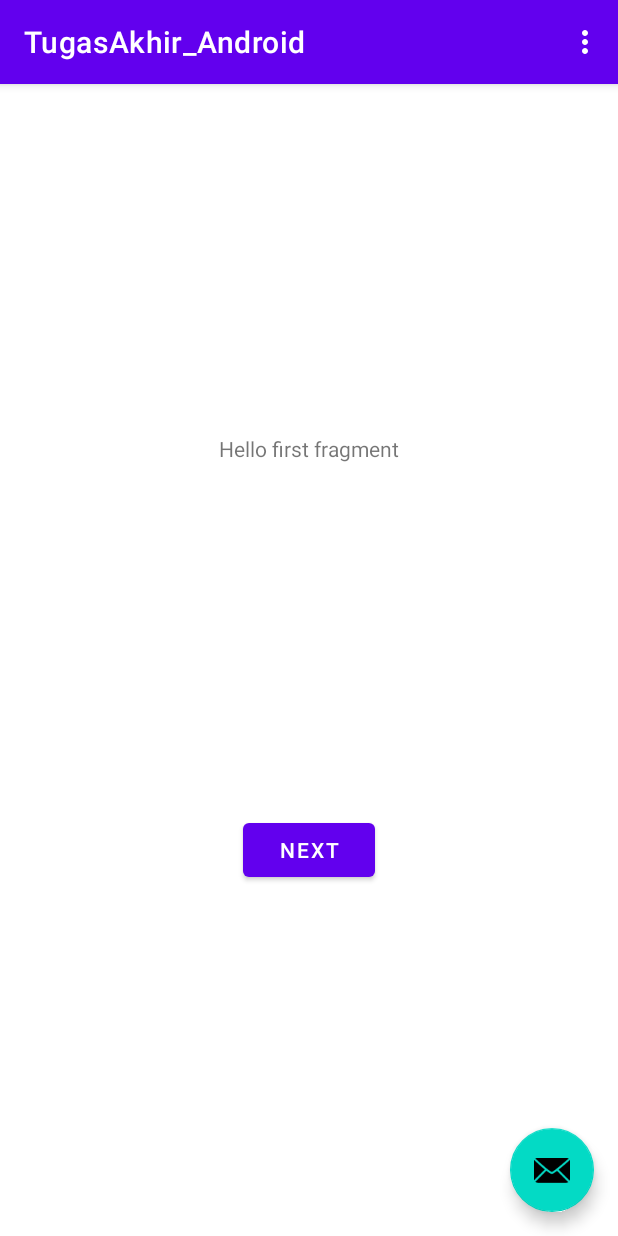
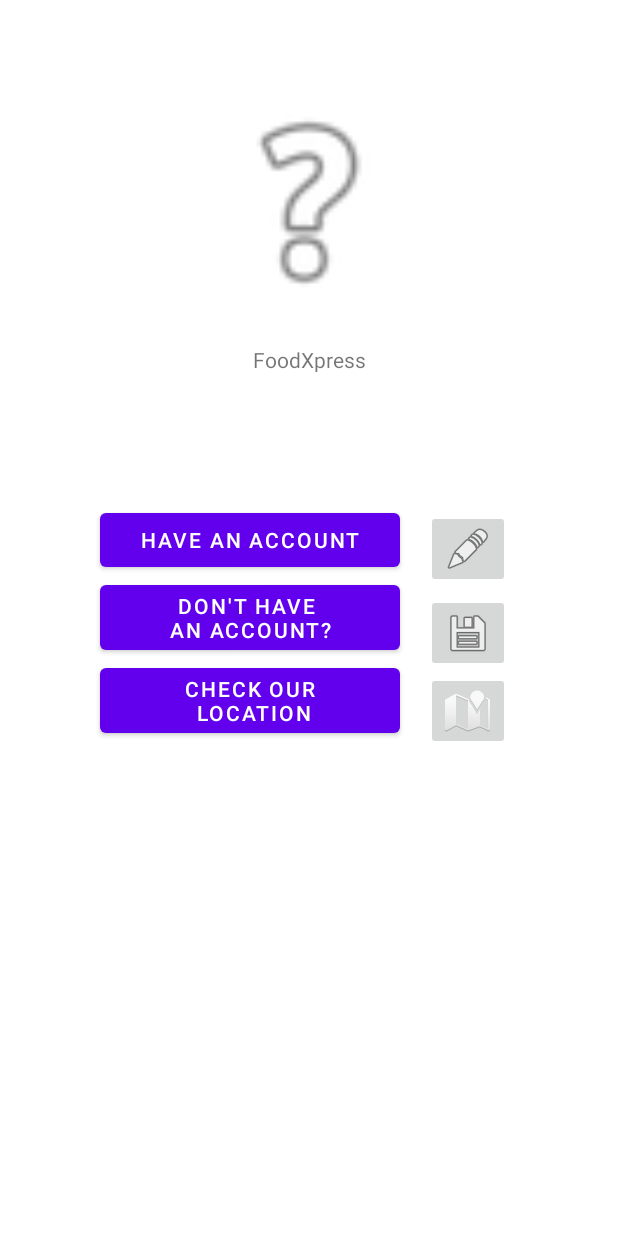
Before and after one commit to dnina99/TugasAkhir_Android, an Android app: the screen it shows after launch (MainActivity), on a phone screen of 412 x 824 dp. Run offline under Robolectric (Android 15) with nearby library versions, the phone set to English and light mode, and no system bars.

Commit message:
layout register, login, main

```diff
--- a/app/src/main/AndroidManifest.xml
+++ b/app/src/main/AndroidManifest.xml
@@ -9,6 +9,8 @@
         android:roundIcon="@mipmap/ic_launcher_round"
         android:supportsRtl="true"
         android:theme="@style/Theme.TugasAkhir_Android">
+        <activity android:name=".LoginActivity"></activity>
+        <activity android:name=".RegisterActivity" />
         <activity
             android:name=".MainActivity"
             android:label="@string/app_name"
--- a/app/src/main/java/umn/ac/id/tugasakhir_android/FirstFragment.java
+++ /dev/null
@@ -1,34 +0,0 @@
-package umn.ac.id.tugasakhir_android;
-
-import android.os.Bundle;
-import android.view.LayoutInflater;
-import android.view.View;
-import android.view.ViewGroup;
-
-import androidx.annotation.NonNull;
-import androidx.fragment.app.Fragment;
-import androidx.navigation.fragment.NavHostFragment;
-
-public class FirstFragment extends Fragment {
-
-    @Override
-    public View onCreateView(
-            LayoutInflater inflater, ViewGroup container,
-            Bundle savedInstanceState
-    ) {
-        // Inflate the layout for this fragment
-        return inflater.inflate(R.layout.fragment_first, container, false);
-    }
-
-    public void onViewCreated(@NonNull View view, Bundle savedInstanceState) {
-        super.onViewCreated(view, savedInstanceState);
-
-        view.findViewById(R.id.button_first).setOnClickListener(new View.OnClickListener() {
-            @Override
-            public void onClick(View view) {
-                NavHostFragment.findNavController(FirstFragment.this)
-                        .navigate(R.id.action_FirstFragment_to_SecondFragment);
-            }
-        });
-    }
-}
--- a/app/src/main/java/umn/ac/id/tugasakhir_android/MainActivity.java
+++ b/app/src/main/java/umn/ac/id/tugasakhir_android/MainActivity.java
@@ -19,38 +19,8 @@ public class MainActivity extends AppCompatActivity {
     protected void onCreate(Bundle savedInstanceState) {
         super.onCreate(savedInstanceState);
         setContentView(R.layout.activity_main);
-        Toolbar toolbar = findViewById(R.id.toolbar);
-        setSupportActionBar(toolbar);
 
-        FloatingActionButton fab = findViewById(R.id.fab);
-        fab.setOnClickListener(new View.OnClickListener() {
-            @Override
-            public void onClick(View view) {
-                Snackbar.make(view, "Replace with your own action", Snackbar.LENGTH_LONG)
-                        .setAction("Action", null).show();
-            }
-        });
     }
 
-    @Override
-    public boolean onCreateOptionsMenu(Menu menu) {
-        // Inflate the menu; this adds items to the action bar if it is present.
-        getMenuInflater().inflate(R.menu.menu_main, menu);
-        return true;
-    }
 
-    @Override
-    public boolean onOptionsItemSelected(MenuItem item) {
-        // Handle action bar item clicks here. The action bar will
-        // automatically handle clicks on the Home/Up button, so long
-        // as you specify a parent activity in AndroidManifest.xml.
-        int id = item.getItemId();
-
-        //noinspection SimplifiableIfStatement
-        if (id == R.id.action_settings) {
-            return true;
-        }
-
-        return super.onOptionsItemSelected(item);
-    }
 }
--- a/app/src/main/res/layout/activity_main.xml
+++ b/app/src/main/res/layout/activity_main.xml
@@ -1,33 +1,89 @@
 <?xml version="1.0" encoding="utf-8"?>
-<androidx.coordinatorlayout.widget.CoordinatorLayout xmlns:android="http://schemas.android.com/apk/res/android"
+<androidx.constraintlayout.widget.ConstraintLayout
+    xmlns:android="http://schemas.android.com/apk/res/android"
     xmlns:app="http://schemas.android.com/apk/res-auto"
     xmlns:tools="http://schemas.android.com/tools"
     android:layout_width="match_parent"
     android:layout_height="match_parent"
     tools:context=".MainActivity">
 
-    <com.google.android.material.appbar.AppBarLayout
-        android:layout_width="match_parent"
+    <Button
+        android:id="@+id/btnRegister"
+        android:layout_width="200dp"
         android:layout_height="wrap_content"
-        android:theme="@style/Theme.TugasAkhir_Android.AppBarOverlay">
+        android:text="Don't Have \nan Account?"
+        app:layout_constraintEnd_toStartOf="@+id/imageRegister"
+        app:layout_constraintHorizontal_bias="0.797"
+        app:layout_constraintStart_toStartOf="parent"
+        app:layout_constraintTop_toBottomOf="@+id/btnLogin" />
 
-        <androidx.appcompat.widget.Toolbar
-            android:id="@+id/toolbar"
-            android:layout_width="match_parent"
-            android:layout_height="?attr/actionBarSize"
-            android:background="?attr/colorPrimary"
-            app:popupTheme="@style/Theme.TugasAkhir_Android.PopupOverlay" />
+    <Button
+        android:id="@+id/btnMap"
+        android:layout_width="200dp"
+        android:layout_height="wrap_content"
+        android:text="Check Our\n Location"
+        app:layout_constraintEnd_toStartOf="@+id/imageMap"
+        app:layout_constraintHorizontal_bias="0.797"
+        app:layout_constraintStart_toStartOf="parent"
+        app:layout_constraintTop_toBottomOf="@+id/btnRegister" />
 
-    </com.google.android.material.appbar.AppBarLayout>
-
-    <include layout="@layout/content_main" />
-
-    <com.google.android.material.floatingactionbutton.FloatingActionButton
-        android:id="@+id/fab"
+    <ImageButton
+        android:id="@+id/imageMap"
         android:layout_width="wrap_content"
         android:layout_height="wrap_content"
-        android:layout_gravity="bottom|end"
-        android:layout_margin="@dimen/fab_margin"
-        app:srcCompat="@android:drawable/ic_dialog_email" />
+        android:layout_marginEnd="72dp"
+        app:layout_constraintEnd_toEndOf="parent"
+        app:layout_constraintTop_toBottomOf="@+id/imageRegister"
+        app:srcCompat="@android:drawable/ic_dialog_map" />
 
-</androidx.coordinatorlayout.widget.CoordinatorLayout>
+    <ImageButton
+        android:id="@+id/imageRegister"
+        android:layout_width="wrap_content"
+        android:layout_height="wrap_content"
+        android:layout_marginTop="4dp"
+        android:layout_marginEnd="72dp"
+        app:layout_constraintEnd_toEndOf="parent"
+        app:layout_constraintTop_toBottomOf="@+id/imageLogin"
+        app:srcCompat="@android:drawable/ic_menu_save" />
+
+    <Button
+        android:id="@+id/btnLogin"
+        android:layout_width="200dp"
+        android:layout_height="wrap_content"
+        android:layout_marginTop="88dp"
+        android:text="Have an Account"
+        app:layout_constraintEnd_toStartOf="@+id/imageLogin"
+        app:layout_constraintHorizontal_bias="0.795"
+        app:layout_constraintStart_toStartOf="parent"
+        app:layout_constraintTop_toBottomOf="@+id/textView2" />
+
+    <ImageButton
+        android:id="@+id/imageLogin"
+        android:layout_width="wrap_content"
+        android:layout_height="wrap_content"
+        android:layout_marginTop="92dp"
+        android:layout_marginEnd="72dp"
+        app:layout_constraintEnd_toEndOf="parent"
+        app:layout_constraintTop_toBottomOf="@+id/textView2"
+        app:srcCompat="@android:drawable/ic_menu_edit" />
+
+    <ImageView
+        android:id="@+id/imageView"
+        android:layout_width="153dp"
+        android:layout_height="150dp"
+        android:layout_marginTop="60dp"
+        app:layout_constraintEnd_toEndOf="parent"
+        app:layout_constraintStart_toStartOf="parent"
+        app:layout_constraintTop_toTopOf="parent"
+        app:srcCompat="@android:drawable/ic_menu_help" />
+
+    <TextView
+        android:id="@+id/textView2"
+        android:layout_width="wrap_content"
+        android:layout_height="18dp"
+        android:layout_marginTop="20dp"
+        android:text="FoodXpress"
+        app:layout_constraintEnd_toEndOf="parent"
+        app:layout_constraintStart_toStartOf="parent"
+        app:layout_constraintTop_toBottomOf="@+id/imageView" />
+</androidx.constraintlayout.widget.ConstraintLayout>
--- a/app/src/main/res/layout/content_main.xml
+++ /dev/null
@@ -1,19 +0,0 @@
-<?xml version="1.0" encoding="utf-8"?>
-<androidx.constraintlayout.widget.ConstraintLayout xmlns:android="http://schemas.android.com/apk/res/android"
-    xmlns:app="http://schemas.android.com/apk/res-auto"
-    android:layout_width="match_parent"
-    android:layout_height="match_parent"
-    app:layout_behavior="@string/appbar_scrolling_view_behavior">
-
-    <fragment
-        android:id="@+id/nav_host_fragment"
-        android:name="androidx.navigation.fragment.NavHostFragment"
-        android:layout_width="0dp"
-        android:layout_height="0dp"
-        app:defaultNavHost="true"
-        app:layout_constraintBottom_toBottomOf="parent"
-        app:layout_constraintLeft_toLeftOf="parent"
-        app:layout_constraintRight_toRightOf="parent"
-        app:layout_constraintTop_toTopOf="parent"
-        app:navGraph="@navigation/nav_graph" />
-</androidx.constraintlayout.widget.ConstraintLayout>
--- a/app/src/main/res/layout/fragment_first.xml
+++ /dev/null
@@ -1,28 +0,0 @@
-<?xml version="1.0" encoding="utf-8"?>
-<androidx.constraintlayout.widget.ConstraintLayout xmlns:android="http://schemas.android.com/apk/res/android"
-    xmlns:app="http://schemas.android.com/apk/res-auto"
-    xmlns:tools="http://schemas.android.com/tools"
-    android:layout_width="match_parent"
-    android:layout_height="match_parent"
-    tools:context=".FirstFragment">
-
-    <TextView
-        android:id="@+id/textview_first"
-        android:layout_width="wrap_content"
-        android:layout_height="wrap_content"
-        android:text="@string/hello_first_fragment"
-        app:layout_constraintBottom_toTopOf="@id/button_first"
-        app:layout_constraintEnd_toEndOf="parent"
-        app:layout_constraintStart_toStartOf="parent"
-        app:layout_constraintTop_toTopOf="parent" />
-
-    <Button
-        android:id="@+id/button_first"
-        android:layout_width="wrap_content"
-        android:layout_height="wrap_content"
-        android:text="@string/next"
-        app:layout_constraintBottom_toBottomOf="parent"
-        app:layout_constraintEnd_toEndOf="parent"
-        app:layout_constraintStart_toStartOf="parent"
-        app:layout_constraintTop_toBottomOf="@id/textview_first" />
-</androidx.constraintlayout.widget.ConstraintLayout>
```
Also changed, not shown: app/src/main/java/umn/ac/id/tugasakhir_android/LoginActivity.java (added, +14 -0 lines), app/src/main/java/umn/ac/id/tugasakhir_android/RegisterActivity.java (added, +14 -0 lines), app/src/main/java/umn/ac/id/tugasakhir_android/SecondFragment.java (deleted, +0 -34 lines), app/src/main/res/layout/activity_login.xml (added, +73 -0 lines), app/src/main/res/layout/activity_register.xml (added, +109 -0 lines), app/src/main/res/layout/fragment_second.xml (deleted, +0 -27 lines).
